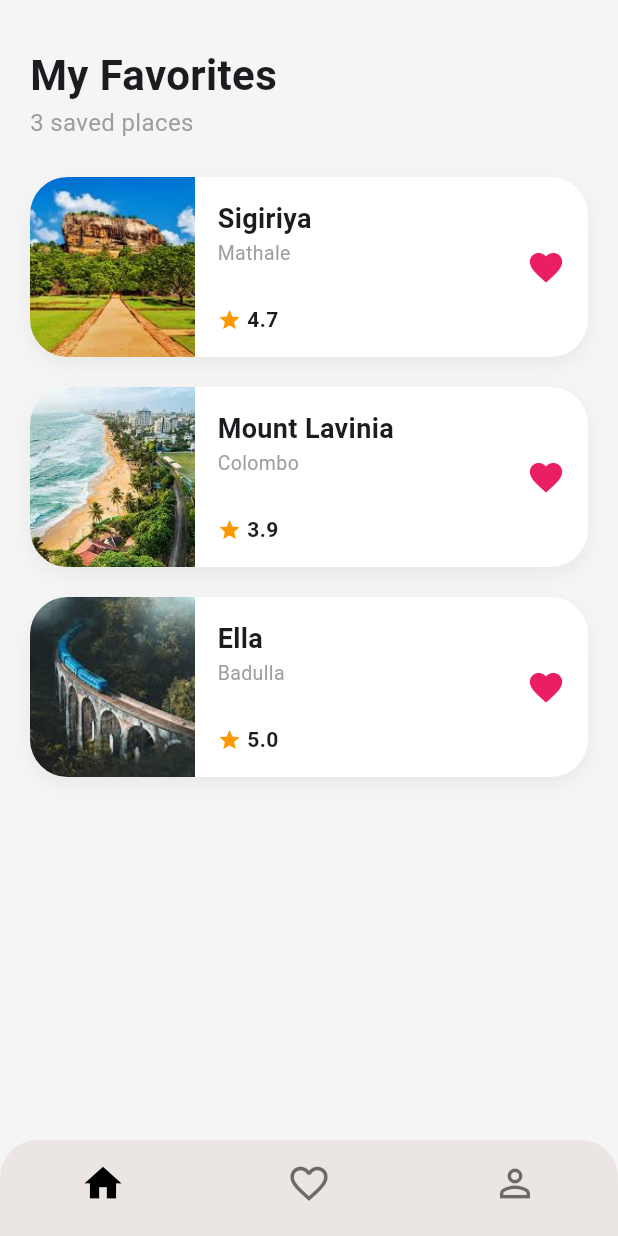
After one commit to SasinduYomal/Simple-Travel-Application, a Flutter app: the FavoritesScreen screen opened directly, on a phone screen of 412 x 824 dp. The commit adds this screen. Run offline on Flutter 3.47's test engine with Material 3 defaults, Android fonts, the phone set to English and light mode, and no system bars.

Commit message:
Design Favorites Page

```diff
--- a/lib/main.dart
+++ b/lib/main.dart
@@ -2,6 +2,7 @@ import 'package:flutter/material.dart';
 import 'screens/home_screen.dart';
 import 'screens/details_screen.dart';
 import 'screens/profile_screen.dart';
+import 'screens/favorites_screen.dart';
 
 void main() {
   runApp(const MyApp());
@@ -15,7 +16,7 @@ class MyApp extends StatelessWidget {
   Widget build(BuildContext context) {
     return MaterialApp(
       title: 'Traveling Application',
-      home: ProfileScreen(),
+      home: HomeScreen(),
 
     );
   }
--- /dev/null
+++ b/lib/screens/favorites_screen.dart
@@ -0,0 +1,56 @@
+import 'package:flutter/material.dart';
+import '../widgets/favorites_card.dart';
+import '../widgets/bottom_bar.dart';
+
+class FavoritesScreen extends StatelessWidget {
+  const FavoritesScreen({super.key});
+
+  @override
+  Widget build(BuildContext context) {
+    return Scaffold(
+      backgroundColor: Colors.grey[100],
+      body: SafeArea(
+        child: SingleChildScrollView(
+          child: Padding(
+            padding: const EdgeInsets.symmetric(horizontal: 20.0),
+            child: Column(
+              crossAxisAlignment: CrossAxisAlignment.start,
+              children: [
+                const SizedBox(height: 30),
+                const Text(
+                  'My Favorites',
+                  style: TextStyle(fontSize: 28, fontWeight: FontWeight.bold),
+                ),
+                const Text(
+                  '3 saved places',
+                  style: TextStyle(color: Colors.grey, fontSize: 16),
+                ),
+                const SizedBox(height: 25),
+                const FavoritePlaceCard(
+                  title: "Sigiriya",
+                  subTitle: "Mathale",
+                  rating: "4.7",
+                  imagePath: "assets/sigiriya.jpg",
+                ),
+                const FavoritePlaceCard(
+                  title: "Mount Lavinia",
+                  subTitle: "Colombo",
+                  rating: "3.9",
+                  imagePath: "assets/mount_lavinia.jpg",
+                ),
+                const FavoritePlaceCard(
+                  title: "Ella",
+                  subTitle: "Badulla",
+                  rating: "5.0",
+                  imagePath: "assets/ella.jpg",
+                ),
+              ],
+            ),
+          ),
+        ),
+      ),
+      bottomNavigationBar: const CustomBottomBar(),
+
+    );
+  }
+}
--- a/lib/screens/home_screen.dart
+++ b/lib/screens/home_screen.dart
@@ -125,7 +125,6 @@ class _HomeScreenState extends State<HomeScreen> {
                     ),
                     SizedBox(height: 10),
 
-                    // PlaceCards ටික
                     PlaceCard(
                       imagePath: 'assets/mount_lavinia.jpg',
                       title: 'Mount Lavinia Beach',
--- /dev/null
+++ b/lib/widgets/favorites_card.dart
@@ -0,0 +1,85 @@
+import 'package:flutter/material.dart';
+
+class FavoritePlaceCard extends StatelessWidget {
+  final String title;
+  final String subTitle;
+  final String rating;
+  final String imagePath;
+
+  const FavoritePlaceCard({
+    super.key,
+    required this.title,
+    required this.subTitle,
+    required this.rating,
+    required this.imagePath,
+  });
+
+  @override
+  Widget build(BuildContext context) {
+    return Container(
+      margin: const EdgeInsets.only(bottom: 20),
+      height: 120,
+      decoration: BoxDecoration(
+        color: Colors.white,
+        borderRadius: BorderRadius.circular(25),
+        boxShadow: [
+          BoxShadow(
+            color: Colors.black.withOpacity(0.05),
+            blurRadius: 10,
+            offset: const Offset(0, 5),
+          ),
+        ],
+      ),
+      child: Row(
+        children: [
+
+          Container(
+            width: 110,
+            decoration: BoxDecoration(
+
+              image: DecorationImage(
+                image: AssetImage(imagePath),
+                fit: BoxFit.cover,
+              ),
+              borderRadius: const BorderRadius.only(
+                topLeft: Radius.circular(25),
+                bottomLeft: Radius.circular(25),
+              ),
+            ),
+          ),
+
+          Expanded(
+            child: Padding(
+              padding: const EdgeInsets.all(15.0),
+              child: Column(
+                crossAxisAlignment: CrossAxisAlignment.start,
+                mainAxisAlignment: MainAxisAlignment.center,
+                children: [
+                  Text(
+                    title,
+                    style: const TextStyle(fontSize: 18, fontWeight: FontWeight.bold),
+                  ),
+                  Text(
+                    subTitle,
+                    style: const TextStyle(color: Colors.grey, fontSize: 13),
+                  ),
+                  const Spacer(),
+                  Row(
+                    children: [
+                      const Icon(Icons.star, color: Colors.orange, size: 16),
+                      Text(" $rating", style: const TextStyle(fontWeight: FontWeight.bold)),
+                    ],
+                  ),
+                ],
+              ),
+            ),
+          ),
+          const Padding(
+            padding: EdgeInsets.only(right: 15.0),
+            child: Icon(Icons.favorite, color: Colors.pink, size: 26),
+          ),
+        ],
+      ),
+    );
+  }
+}
```
